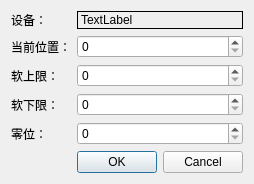
niuyuxin/touchScreen, file ui/settingpara.ui: the form before one commit.
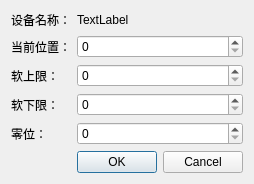
The form after the commit.

```diff
--- a/ui/settingpara.ui
+++ b/ui/settingpara.ui
@@ -17,7 +17,7 @@
    <item row="0" column="0">
     <widget class="QLabel" name="label">
      <property name="text">
-      <string>设备：</string>
+      <string>设备名称：</string>
      </property>
     </widget>
    </item>
@@ -71,7 +71,7 @@
    <item row="0" column="1">
     <widget class="QLabel" name="devNameLabel">
      <property name="frameShape">
-      <enum>QFrame::Panel</enum>
+      <enum>QFrame::NoFrame</enum>
      </property>
      <property name="text">
       <string>TextLabel</string>
```
